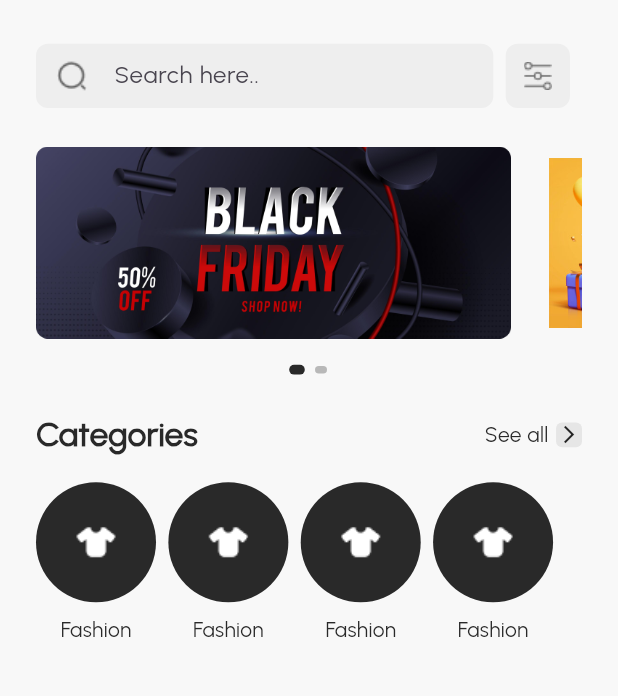
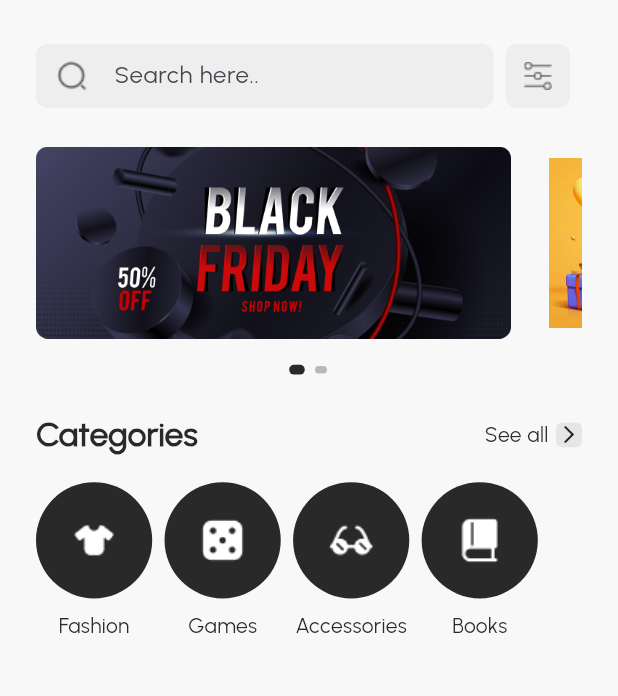
Before and after one commit to aliabdelnaby/slash-internship-task, a Flutter app: the screen it shows after launch, on a phone screen of 412 x 824 dp, the part 78-774 px from its top. Run offline on Flutter 3.47's test engine with Material 3 defaults, Android fonts, the phone set to English and light mode, and no system bars; drawn by our look-alikes of carousel_slider, smooth_page_indicator; our stand-ins replace flutter_bloc, go_router.

Commit message:
Categories List View [2]

```diff
--- /dev/null
+++ b/lib/features/home/data/datasources/category_items_list.dart
@@ -0,0 +1,22 @@
+import 'package:slash_task/core/utils/app_assets.dart';
+import 'package:slash_task/core/utils/app_strings.dart';
+import 'package:slash_task/features/home/data/models/category_model.dart';
+
+List<CategoryModel> categoryList = [
+  CategoryModel(
+    imageUrl: Assets.imagesShirt,
+    name: AppStrings.fashion,
+  ),
+  CategoryModel(
+    imageUrl: Assets.imagesDice,
+    name: AppStrings.games,
+  ),
+  CategoryModel(
+    imageUrl: Assets.imagesGlasses,
+    name: AppStrings.accessories,
+  ),
+  CategoryModel(
+    imageUrl: Assets.imagesBookBlank,
+    name: AppStrings.books,
+  ),
+];
--- /dev/null
+++ b/lib/features/home/data/models/category_model.dart
@@ -0,0 +1,6 @@
+class CategoryModel {
+  final String imageUrl;
+  final String name;
+
+  CategoryModel({required this.imageUrl, required this.name});
+}
--- /dev/null
+++ b/lib/features/home/presentation/widgets/categories_list_view.dart
@@ -0,0 +1,40 @@
+import 'package:flutter/material.dart';
+import 'package:slash_task/core/utils/app_colors.dart';
+import 'package:slash_task/core/utils/app_styles.dart';
+import 'package:slash_task/features/home/data/models/category_model.dart';
+
+class CategoriesListView extends StatelessWidget {
+  const CategoriesListView({super.key, required this.items});
+  final List<CategoryModel> items;
+  @override
+  Widget build(BuildContext context) {
+    return ListView.separated(
+      itemCount: items.length,
+      separatorBuilder: (context, index) =>
+          SizedBox(width: MediaQuery.of(context).size.width * 0.02),
+      scrollDirection: Axis.horizontal,
+      itemBuilder: (context, index) {
+        final item = items[index];
+        return InkWell(
+          onTap: () {},
+          child: Column(
+            children: [
+              CircleAvatar(
+                backgroundColor: AppColors.primaryColor,
+                radius: MediaQuery.of(context).size.height * 0.047,
+                child: Image.asset(
+                  item.imageUrl,
+                ),
+              ),
+              SizedBox(height: MediaQuery.of(context).size.height * 0.01),
+              Text(
+                item.name,
+                style: AppTextStyle.style14W400,
+              ),
+            ],
+          ),
+        );
+      },
+    );
+  }
+}
--- a/lib/features/home/presentation/widgets/home_screen_mobile_layout.dart
+++ b/lib/features/home/presentation/widgets/home_screen_mobile_layout.dart
@@ -1,8 +1,7 @@
 import 'package:flutter/material.dart';
-import 'package:slash_task/core/utils/app_assets.dart';
-import 'package:slash_task/core/utils/app_colors.dart';
 import 'package:slash_task/core/utils/app_strings.dart';
-import 'package:slash_task/core/utils/app_styles.dart';
+import 'package:slash_task/features/home/data/datasources/category_items_list.dart';
+import 'package:slash_task/features/home/presentation/widgets/categories_list_view.dart';
 import 'package:slash_task/features/home/presentation/widgets/custom_appbar.dart';
 import 'package:slash_task/features/home/presentation/widgets/custom_search_widget.dart';
 import 'package:slash_task/features/home/presentation/widgets/custom_section_title_widget.dart';
@@ -30,9 +29,11 @@ class HomeScreenMobileLayout extends StatelessWidget {
                 title: AppStrings.categories,
               ),
               const SizedBox(height: 16),
-              const SizedBox(
-                height: 124,
-                child: CategoriesListView(),
+              SizedBox(
+                height: MediaQuery.of(context).size.height * 0.13,
+                child: CategoriesListView(
+                  items: categoryList,
+                ),
               ),
             ],
           ),
@@ -41,35 +42,3 @@ class HomeScreenMobileLayout extends StatelessWidget {
     );
   }
 }
-
-class CategoriesListView extends StatelessWidget {
-  const CategoriesListView({super.key});
-
-  @override
-  Widget build(BuildContext context) {
-    return ListView.separated(
-      itemCount: 4,
-      separatorBuilder: (context, index) =>
-          SizedBox(width: MediaQuery.of(context).size.width * 0.02),
-      scrollDirection: Axis.horizontal,
-      itemBuilder: (context, index) {
-        return Column(
-          children: [
-            CircleAvatar(
-              backgroundColor: AppColors.primaryColor,
-              radius: 40,
-              child: Image.asset(
-                Assets.imagesShirt,
-              ),
-            ),
-            SizedBox(height: MediaQuery.of(context).size.height * 0.01),
-            const Text(
-              AppStrings.fashion,
-              style: AppTextStyle.style14W400,
-            ),
-          ],
-        );
-      },
-    );
-  }
-}
```
